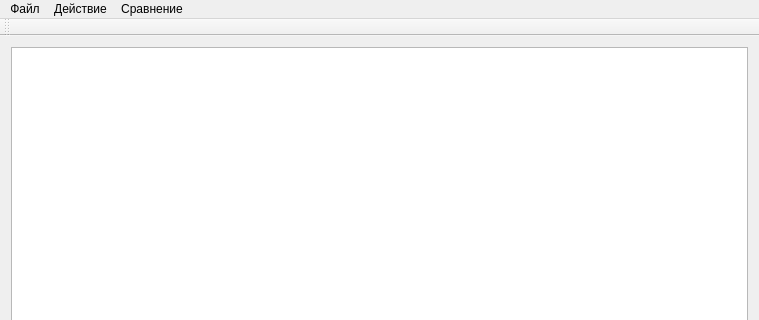
This is mainwindow.ui in eipugf/cv_labs as Qt 5 draws it before an edit; both pictures show x 0 to 759 and y 0 to 320 of the 759 by 617 pixel window. The edited form follows.
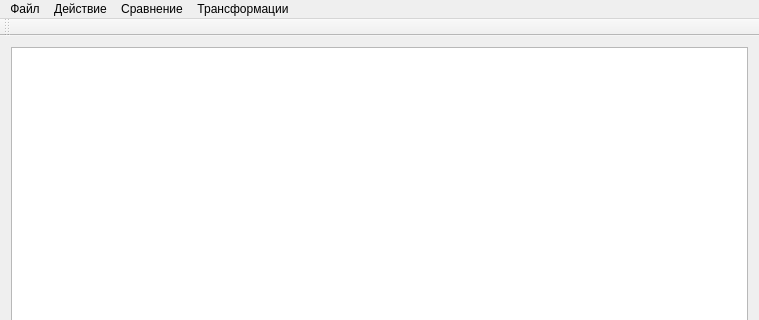
This is the edited form.

Patch:
```diff
--- a/mainwindow.ui
+++ b/mainwindow.ui
@@ -56,10 +56,19 @@
     </property>
     <addaction name="simpleCompareAction"/>
     <addaction name="scaleCompareAction"/>
+    <addaction name="separator"/>
+    <addaction name="seeDescriptors"/>
+   </widget>
+   <widget class="QMenu" name="menu_4">
+    <property name="title">
+     <string>Трансформации</string>
+    </property>
+    <addaction name="computeRansac"/>
    </widget>
    <addaction name="menu"/>
    <addaction name="menu_2"/>
    <addaction name="menu_3"/>
+   <addaction name="menu_4"/>
   </widget>
   <widget class="QToolBar" name="mainToolBar">
    <attribute name="toolBarArea">
```
Left out of the diff: 12 changed lines with no effect on the pictures.
